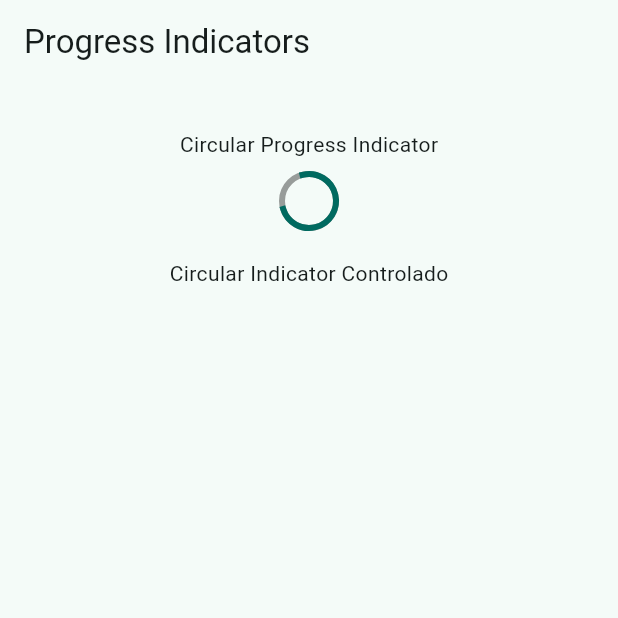
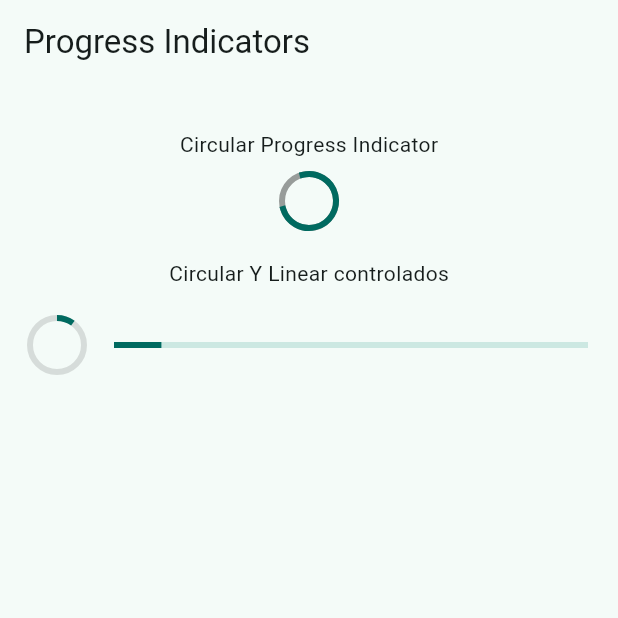
Before and after one commit to AFRT927/widgtes_app, a Flutter app: the ProgressScreen screen opened by its route, on a phone screen of 412 x 824 dp, the top half of it. Run offline on Flutter 3.47's test engine with Material 2 defaults, Android fonts, the phone set to English and light mode, and no system bars; our stand-ins replace go_router.

Commit message:
Line and Circular progress indicator using StreamBuilder

```diff
--- a/lib/presentation/screens/progress/progress_screen.dart
+++ b/lib/presentation/screens/progress/progress_screen.dart
@@ -36,7 +36,7 @@ class _ProgressView extends StatelessWidget {
             backgroundColor: Colors.black38,
           ),
           SizedBox(height: 20,),
-          Text('Circular Indicator Controlado'),
+          Text('Circular Y Linear controlados'),
           SizedBox(height: 20,),
           _ControllerProgressIndicator()
         ],
@@ -50,6 +50,33 @@ class _ControllerProgressIndicator extends StatelessWidget {
 
   @override
   Widget build(BuildContext context) {
-    return Container();
+    return StreamBuilder<double>(
+      stream: Stream.periodic(Duration(milliseconds: 300), (value){
+          return (value*2)/100;
+      }).takeWhile((value) => value < 100),
+      builder: (context, snapshot) {
+
+        final progressValue = snapshot.data ?? 0;
+        return Padding(
+          padding: const EdgeInsets.symmetric(horizontal: 20),
+          child: Row(
+            mainAxisAlignment: MainAxisAlignment.center,
+            children: [
+              CircularProgressIndicator(
+                value: progressValue,
+                strokeWidth: 4,
+                backgroundColor: Colors.black12,
+              ),
+              const SizedBox(width: 20,),
+              Expanded(
+                child: LinearProgressIndicator(
+                  value: progressValue,
+                )
+                )
+            ],
+          ),
+          );
+      }
+    );
   }
 }
```
